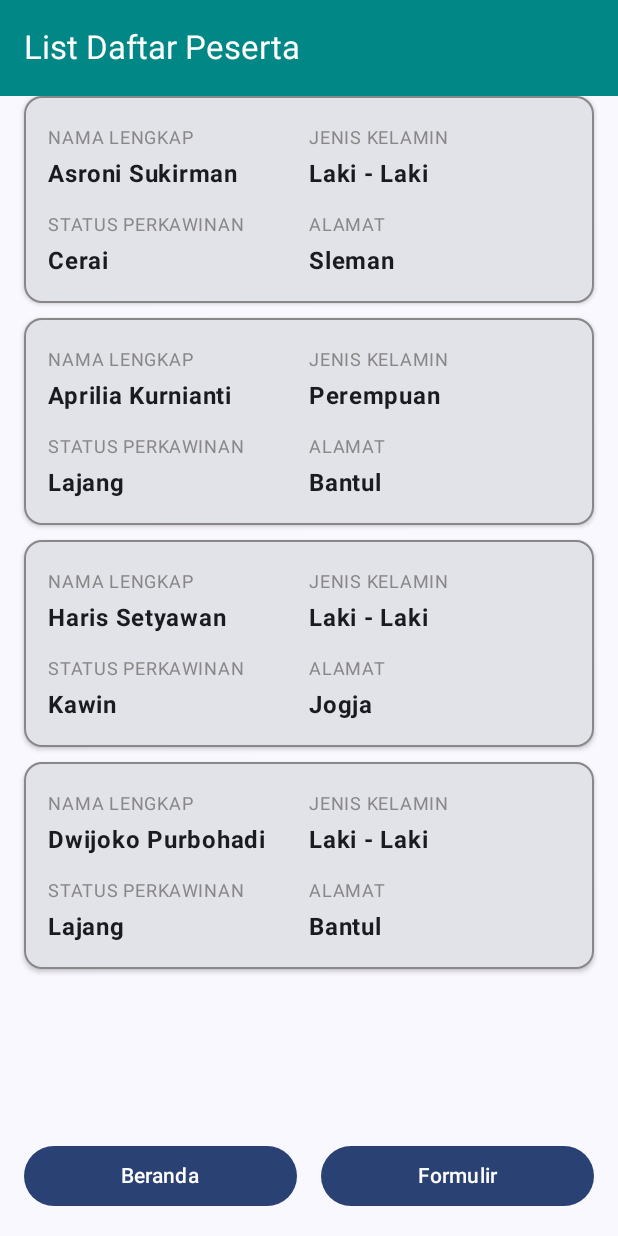
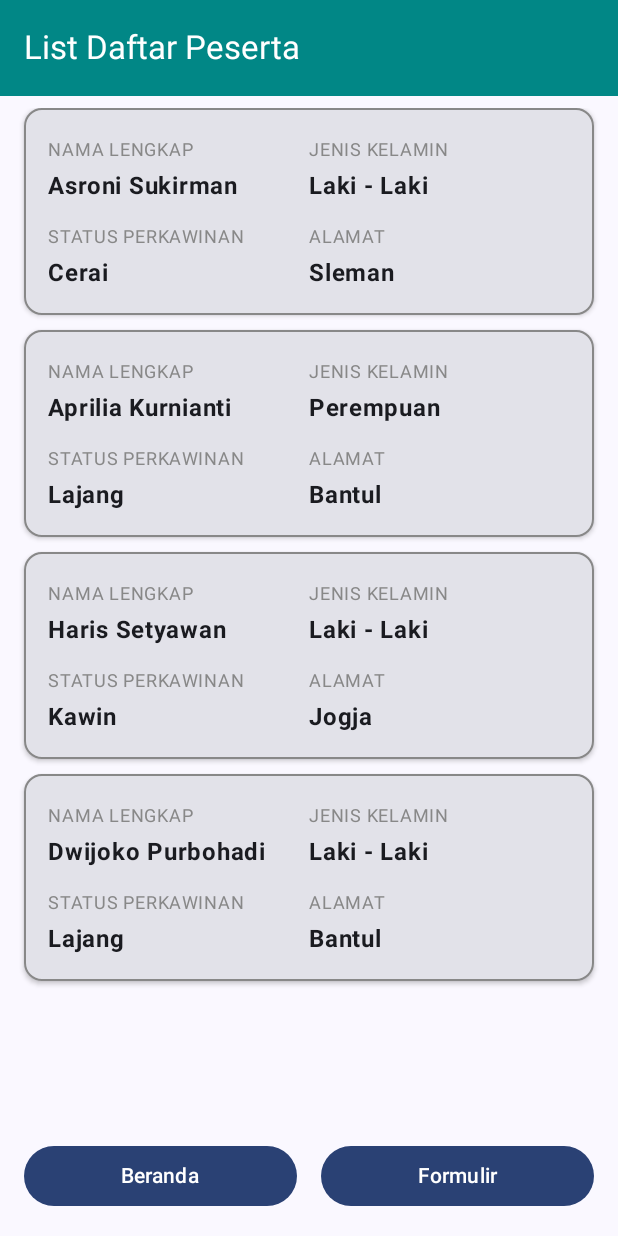
Before and after one commit to vararais/QuestNavigasTugas_049, an Android app built with Jetpack Compose: the ListScreen screen opened through its navigation route, on a phone screen of 412 x 824 dp. Run offline under Robolectric (Android 15) with nearby library versions, the phone set to English and light mode, and no system bars.

Commit message:
Mengatur ulang layout agar list paling atas tidak terlalu mepet dengan header atas

```diff
--- a/app/src/main/java/com/example/questnavigastugas_049/view/PageList.kt
+++ b/app/src/main/java/com/example/questnavigastugas_049/view/PageList.kt
@@ -85,7 +85,11 @@ fun ListScreen(
             modifier = Modifier
                 .fillMaxSize()
                 .padding(paddingValues)
-                .padding(horizontal = dimensionResource(id = R.dimen.padding_medium))
+                .padding(
+                    top = 8.dp,
+                    start = dimensionResource(id = R.dimen.padding_medium),
+                    end = dimensionResource(id = R.dimen.padding_medium)
+                )
         ) {
             items(dataList) { data ->
                 PesertaCard(data = data)
```
